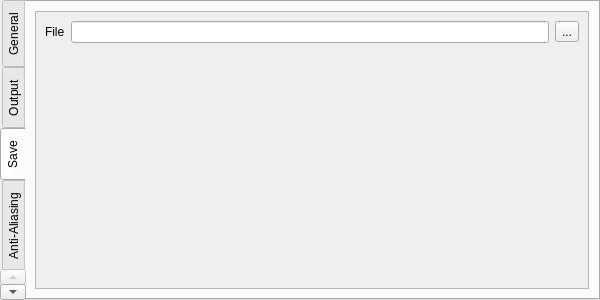
Before: the Qt Designer form QChromosome/tabwidget.ui in Michalaq/ChromosomeVisualizer, drawn with Qt 5.
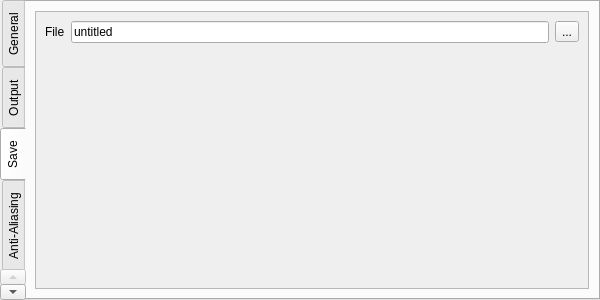
After: the same form once the commit is applied. The open tabs and pages were chosen to show the change.

```diff
--- a/QChromosome/tabwidget.ui
+++ b/QChromosome/tabwidget.ui
@@ -258,7 +258,11 @@
          </widget>
         </item>
         <item row="0" column="1">
-         <widget class="QLineEdit" name="lineEdit"/>
+         <widget class="QLineEdit" name="lineEdit">
+          <property name="text">
+           <string>untitled</string>
+          </property>
+         </widget>
         </item>
         <item row="1" column="0" colspan="3">
          <spacer name="verticalSpacer_2">
```
Left out of the diff: 2 changed lines with no effect on the pictures.
